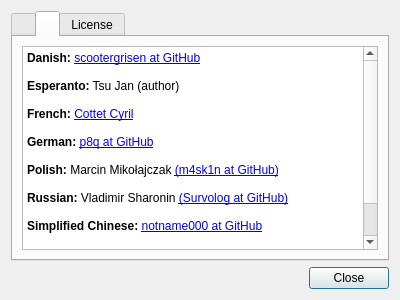
Old version of the form featherpad/about.ui in the repository vecnathewhisperd0/FeatherPad.
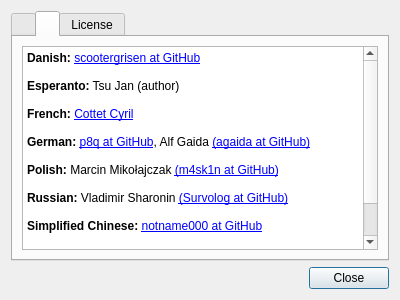
New version of the form. The open tabs and pages were chosen to show the change.

The edit to the form file:
```diff
--- a/featherpad/about.ui
+++ b/featherpad/about.ui
@@ -103,7 +103,7 @@
 &lt;p style=&quot;-qt-paragraph-type:empty; margin-top:0px; margin-bottom:0px; margin-left:0px; margin-right:0px; -qt-block-indent:0; text-indent:0px;&quot;&gt;&lt;br /&gt;&lt;/p&gt;
 &lt;p style=&quot; margin-top:0px; margin-bottom:0px; margin-left:0px; margin-right:0px; -qt-block-indent:0; text-indent:0px;&quot;&gt;&lt;span style=&quot; font-weight:600;&quot;&gt;French:&lt;/span&gt; &lt;a href=&quot;mailto:cyrilusber2001@yahoo.fr?Subject=My%20Subject&quot;&gt;&lt;span;&gt;Cottet Cyril&lt;/span&gt;&lt;/a&gt;&lt;/p&gt;
 &lt;p style=&quot;-qt-paragraph-type:empty; margin-top:0px; margin-bottom:0px; margin-left:0px; margin-right:0px; -qt-block-indent:0; text-indent:0px;&quot;&gt;&lt;br /&gt;&lt;/p&gt;
-&lt;p style=&quot; margin-top:0px; margin-bottom:0px; margin-left:0px; margin-right:0px; -qt-block-indent:0; text-indent:0px;&quot;&gt;&lt;span style=&quot; font-weight:600;&quot;&gt;German:&lt;/span&gt; &lt;a href=&quot;https://github.com/p8q&quot;&gt;&lt;span;&gt;p8q at GitHub&lt;/span&gt;&lt;/a&gt;&lt;/p&gt;
+&lt;p style=&quot; margin-top:0px; margin-bottom:0px; margin-left:0px; margin-right:0px; -qt-block-indent:0; text-indent:0px;&quot;&gt;&lt;span style=&quot; font-weight:600;&quot;&gt;German:&lt;/span&gt; &lt;a href=&quot;https://github.com/p8q&quot;&gt;&lt;span;&gt;p8q at GitHub&lt;/span&gt;&lt;/a&gt;, Alf Gaida &lt;a href=&quot;https://github.com/agaida&quot;&gt;&lt;span;&gt;(agaida at GitHub)&lt;/span&gt;&lt;/a&lt;/p&gt;
 &lt;p style=&quot;-qt-paragraph-type:empty; margin-top:0px; margin-bottom:0px; margin-left:0px; margin-right:0px; -qt-block-indent:0; text-indent:0px;&quot;&gt;&lt;br /&gt;&lt;/p&gt;
 &lt;p style=&quot; margin-top:0px; margin-bottom:0px; margin-left:0px; margin-right:0px; -qt-block-indent:0; text-indent:0px;&quot;&gt;&lt;span style=&quot; font-weight:600;&quot;&gt;Polish:&lt;/span&gt; Marcin Mikołajczak &lt;a href=&quot;https://github.com/m4sk1n&quot;&gt;&lt;span;&gt;(m4sk1n at GitHub)&lt;/span&gt;&lt;/a&gt;&lt;/p&gt;
 &lt;p style=&quot;-qt-paragraph-type:empty; margin-top:0px; margin-bottom:0px; margin-left:0px; margin-right:0px; -qt-block-indent:0; text-indent:0px;&quot;&gt;&lt;br /&gt;&lt;/p&gt;
@@ -114,7 +114,7 @@
 &lt;/style&gt;&lt;/head&gt;&lt;body style=&quot;  font-weight:400; font-style:normal;&quot;&gt;
 &lt;p style=&quot; margin-top:0px; margin-bottom:0px; margin-left:0px; margin-right:0px; -qt-block-indent:0; text-indent:0px;&quot;&gt;&lt;span style=&quot; font-weight:600;&quot;&gt;Spanish:&lt;/span&gt; &lt;a href=&quot;https://github.com/micrococo&quot;&gt;&lt;span;&gt;micrococo at GitHub&lt;/span&gt;&lt;/a&gt;&lt;/p&gt;&lt;/body&gt;&lt;/html&gt;
 &lt;p style=&quot;-qt-paragraph-type:empty; margin-top:0px; margin-bottom:0px; margin-left:0px; margin-right:0px; -qt-block-indent:0; text-indent:0px;&quot;&gt;&lt;br /&gt;&lt;/p&gt;
-&lt;p style=&quot; margin-top:0px; margin-bottom:0px; margin-left:0px; margin-right:0px; -qt-block-indent:0; text-indent:0px;&quot;&gt;&lt;span style=&quot; font-weight:600;&quot;&gt;Turkish:&lt;/span&gt; Abdullah Ramazanoğlu &lt;a href=&quot;https://github.com/aramazano&quot;&gt;&lt;span style=&quot; text-decoration: underline; color:#0057ae;&quot;&gt;(ramazano at GitHub)&lt;/span&gt;&lt;/a&gt;&lt;/p&gt;&lt;/body&gt;&lt;/html&gt;</string>
+&lt;p style=&quot; margin-top:0px; margin-bottom:0px; margin-left:0px; margin-right:0px; -qt-block-indent:0; text-indent:0px;&quot;&gt;&lt;span style=&quot; font-weight:600;&quot;&gt;Turkish:&lt;/span&gt; Abdullah Ramazanoğlu &lt;a href=&quot;https://github.com/aramazano&quot;&gt;&lt;span;&gt;(ramazano at GitHub)&lt;/span&gt;&lt;/a&gt;&lt;/p&gt;&lt;/body&gt;&lt;/html&gt;</string>
          </property>
          <property name="openExternalLinks">
           <bool>true</bool>
```
